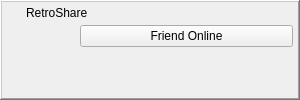
This is retroshare-gui/src/gui/toaster/OnlineToaster.ui in RetroShare/RetroShare as Qt 5 draws it before an edit. The edited form follows.
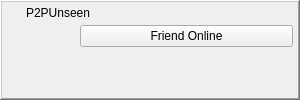
This is the edited form. Icons and pictures are not drawn. Custom widgets are drawn as their Qt base class.

Commit message: update P2Unseen (in toaster file)

What changed in the file:
```diff
--- a/retroshare-gui/src/gui/toaster/OnlineToaster.ui
+++ b/retroshare-gui/src/gui/toaster/OnlineToaster.ui
@@ -80,7 +80,7 @@
         <item>
          <widget class="QLabel" name="toasterLabel">
           <property name="text">
-           <string notr="true">RetroShare</string>
+           <string notr="true">P2PUnseen</string>
           </property>
          </widget>
         </item>
```
Left out of the diff: 26 changed lines with no effect on the pictures. The commit also changes 10 other files.
